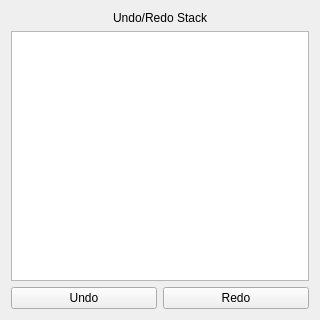
This is Plugins/org.mitk.gui.qt.undoredo/src/internal/QmitkUndoRedoView.ui in MITK/MITK as Qt 5 draws it before an edit. The edited form follows.
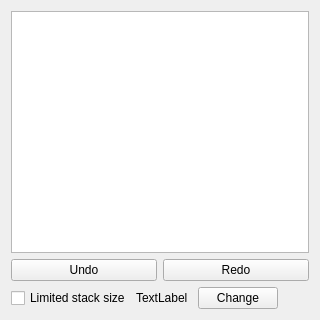
This is the edited form. Icons and pictures are not drawn.

Commit message: Add feature to control the undo stack limit

The edit to the form file:
```diff
--- a/Plugins/org.mitk.gui.qt.undoredo/src/internal/QmitkUndoRedoView.ui
+++ b/Plugins/org.mitk.gui.qt.undoredo/src/internal/QmitkUndoRedoView.ui
@@ -20,16 +20,6 @@
    <string>Undo/Redo View</string>
   </property>
   <layout class="QVBoxLayout" name="verticalLayout">
-   <item>
-    <widget class="QLabel" name="titleLabel">
-     <property name="text">
-      <string>Undo/Redo Stack</string>
-     </property>
-     <property name="alignment">
-      <set>Qt::AlignCenter</set>
-     </property>
-    </widget>
-   </item>
    <item>
     <widget class="QListView" name="undoRedoListView">
      <property name="alternatingRowColors">
@@ -66,6 +56,79 @@
      </item>
     </layout>
    </item>
+   <item>
+    <layout class="QHBoxLayout" name="horizontalLayout">
+     <property name="spacing">
+      <number>0</number>
+     </property>
+     <item>
+      <widget class="QCheckBox" name="checkLimit">
+       <property name="text">
+        <string>Limited stack size</string>
+       </property>
+      </widget>
+     </item>
+     <item>
+      <spacer name="horizontalSpacer_3">
+       <property name="orientation">
+        <enum>Qt::Horizontal</enum>
+       </property>
+       <property name="sizeType">
+        <enum>QSizePolicy::Fixed</enum>
+       </property>
+       <property name="sizeHint" stdset="0">
+        <size>
+         <width>5</width>
+         <height>20</height>
+        </size>
+       </property>
+      </spacer>
+     </item>
+     <item>
+      <widget class="QLabel" name="labelLimit">
+       <property name="text">
+        <string>TextLabel</string>
+       </property>
+      </widget>
+     </item>
+     <item>
+      <spacer name="horizontalSpacer_2">
+       <property name="orientation">
+        <enum>Qt::Horizontal</enum>
+       </property>
+       <property name="sizeType">
+        <enum>QSizePolicy::Fixed</enum>
+       </property>
+       <property name="sizeHint" stdset="0">
+        <size>
+         <width>10</width>
+         <height>20</height>
+        </size>
+       </property>
+      </spacer>
+     </item>
+     <item>
+      <widget class="QPushButton" name="btnLimit">
+       <property name="text">
+        <string>Change</string>
+       </property>
+      </widget>
+     </item>
+     <item>
+      <spacer name="horizontalSpacer">
+       <property name="orientation">
+        <enum>Qt::Horizontal</enum>
+       </property>
+       <property name="sizeHint" stdset="0">
+        <size>
+         <width>40</width>
+         <height>20</height>
+        </size>
+       </property>
+      </spacer>
+     </item>
+    </layout>
+   </item>
   </layout>
  </widget>
  <resources/>
```
Left out of the diff: 5 changed lines with no effect on the pictures. The commit also changes 3 other files.
